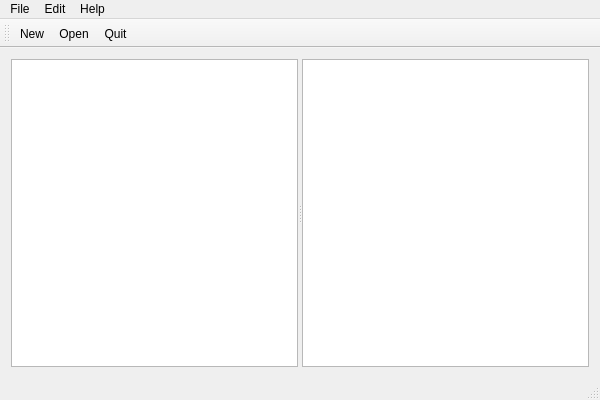
Before: the Qt Designer form MainWindow.ui in MikeMcQuaid/Fabula, drawn with Qt 5.
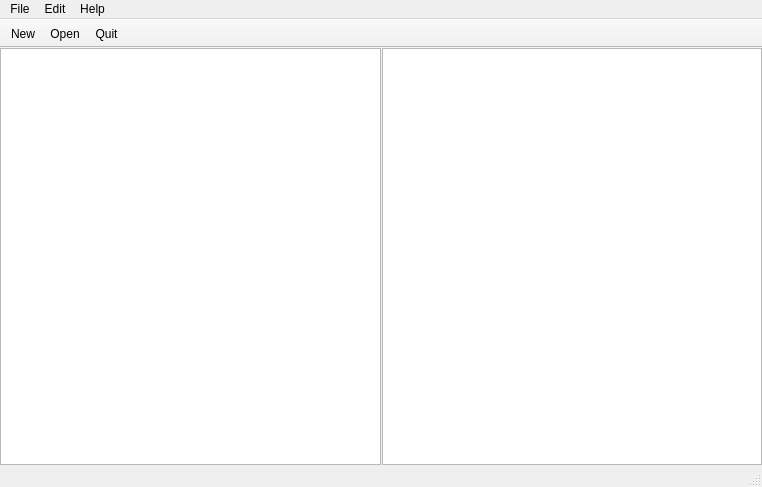
After: the same form once the commit is applied. Icons and pictures are not drawn.

Commit message: Add icons and new database tree model.

Diff of the .ui file:
```diff
--- a/MainWindow.ui
+++ b/MainWindow.ui
@@ -6,24 +6,77 @@
    <rect>
     <x>0</x>
     <y>0</y>
-    <width>600</width>
-    <height>400</height>
+    <width>762</width>
+    <height>487</height>
    </rect>
   </property>
+  <property name="sizePolicy">
+   <sizepolicy hsizetype="Expanding" vsizetype="Expanding">
+    <horstretch>0</horstretch>
+    <verstretch>0</verstretch>
+   </sizepolicy>
+  </property>
   <property name="windowTitle">
    <string>Fabula</string>
   </property>
+  <property name="windowIcon">
+   <iconset>
+    <normaloff>:/icons/audio-input-microphone.png</normaloff>:/icons/audio-input-microphone.png</iconset>
+  </property>
+  <property name="iconSize">
+   <size>
+    <width>22</width>
+    <height>22</height>
+   </size>
+  </property>
+  <property name="toolButtonStyle">
+   <enum>Qt::ToolButtonTextUnderIcon</enum>
+  </property>
+  <property name="documentMode">
+   <bool>false</bool>
+  </property>
+  <property name="dockNestingEnabled">
+   <bool>false</bool>
+  </property>
   <property name="unifiedTitleAndToolBarOnMac">
    <bool>true</bool>
   </property>
   <widget class="QWidget" name="centralWidget">
    <layout class="QVBoxLayout" name="verticalLayout">
+    <property name="margin">
+     <number>0</number>
+    </property>
     <item>
      <widget class="QSplitter" name="splitter">
+      <property name="sizePolicy">
+       <sizepolicy hsizetype="Expanding" vsizetype="Preferred">
+        <horstretch>0</horstretch>
+        <verstretch>0</verstretch>
+       </sizepolicy>
+      </property>
+      <property name="lineWidth">
+       <number>0</number>
+      </property>
       <property name="orientation">
        <enum>Qt::Horizontal</enum>
       </property>
-      <widget class="QTreeView" name="conversationsView"/>
+      <property name="handleWidth">
+       <number>1</number>
+      </property>
+      <widget class="QTreeView" name="conversationsView">
+       <property name="sortingEnabled">
+        <bool>true</bool>
+       </property>
+       <property name="animated">
+        <bool>true</bool>
+       </property>
+       <property name="allColumnsShowFocus">
+        <bool>true</bool>
+       </property>
+       <property name="wordWrap">
+        <bool>true</bool>
+       </property>
+      </widget>
       <widget class="QTableView" name="eventsView"/>
      </widget>
     </item>
@@ -34,7 +87,7 @@
     <rect>
      <x>0</x>
      <y>0</y>
-     <width>600</width>
+     <width>762</width>
      <height>22</height>
     </rect>
    </property>
@@ -65,6 +118,12 @@
    <addaction name="menuHelp"/>
   </widget>
   <widget class="QToolBar" name="mainToolBar">
+   <property name="movable">
+    <bool>false</bool>
+   </property>
+   <property name="floatable">
+    <bool>false</bool>
+   </property>
    <attribute name="toolBarArea">
     <enum>TopToolBarArea</enum>
    </attribute>
@@ -75,7 +134,11 @@
    <addaction name="actionOpen"/>
    <addaction name="actionQuit"/>
   </widget>
-  <widget class="QStatusBar" name="statusBar"/>
+  <widget class="QStatusBar" name="statusBar">
+   <property name="enabled">
+    <bool>true</bool>
+   </property>
+  </widget>
   <action name="actionNew">
    <property name="text">
     <string>New...</string>
```
Left out of the diff: 19 changed lines with no effect on the pictures. The commit also changes 14 other files.
